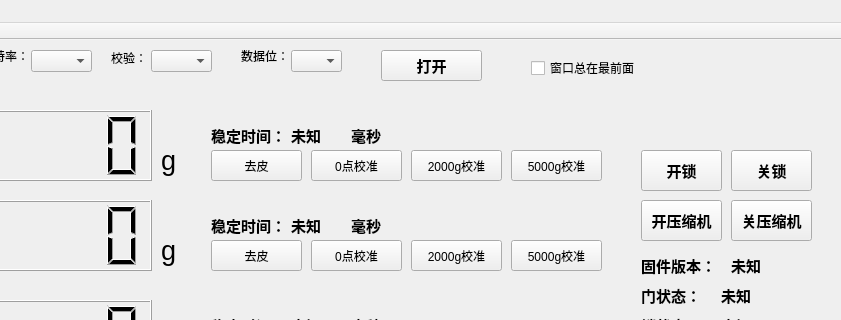
Before: the Qt Designer form iw_visual_terminal/mainwindow.ui in BobDeng1974/qt_iw_visual_terminal, drawn with Qt 5; both pictures show x 139 to 980 and y 0 to 320 of the 980 by 520 pixel window.
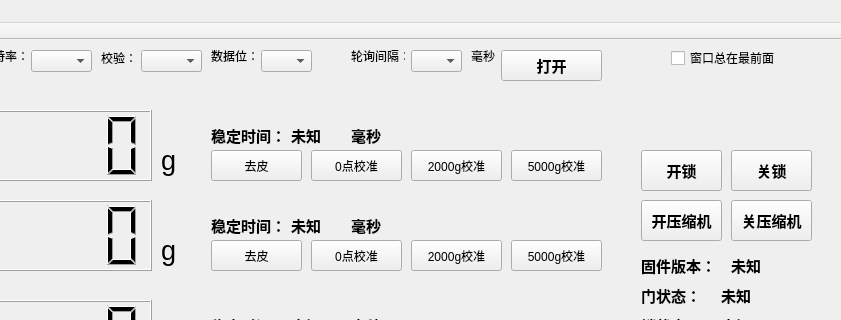
After: the same form once the commit is applied.

Commit message: 增加轮询时间下拉选项

What changed in the file:
```diff
--- a/iw_visual_terminal/mainwindow.ui
+++ b/iw_visual_terminal/mainwindow.ui
@@ -120,7 +120,7 @@
    <widget class="QLabel" name="label_3">
     <property name="geometry">
      <rect>
-      <x>250</x>
+      <x>240</x>
       <y>10</y>
       <width>41</width>
       <height>16</height>
@@ -133,7 +133,7 @@
    <widget class="QLabel" name="label_4">
     <property name="geometry">
      <rect>
-      <x>380</x>
+      <x>350</x>
       <y>10</y>
       <width>54</width>
       <height>12</height>
@@ -146,7 +146,7 @@
    <widget class="QPushButton" name="open_button">
     <property name="geometry">
      <rect>
-      <x>520</x>
+      <x>640</x>
       <y>10</y>
       <width>101</width>
       <height>31</height>
@@ -187,7 +187,7 @@
    <widget class="QComboBox" name="parity_list">
     <property name="geometry">
      <rect>
-      <x>290</x>
+      <x>280</x>
       <y>10</y>
       <width>61</width>
       <height>22</height>
@@ -197,7 +197,7 @@
    <widget class="QComboBox" name="data_bits_list">
     <property name="geometry">
      <rect>
-      <x>430</x>
+      <x>400</x>
       <y>10</y>
       <width>51</width>
       <height>22</height>
@@ -579,8 +579,8 @@
    <widget class="QCheckBox" name="all_on_top_check_button">
     <property name="geometry">
      <rect>
-      <x>670</x>
-      <y>20</y>
+      <x>810</x>
+      <y>10</y>
       <width>111</width>
       <height>16</height>
      </rect>
@@ -1213,6 +1213,42 @@
      <string>稳定时间：</string>
     </property>
    </widget>
+   <widget class="QLabel" name="label_25">
+    <property name="geometry">
+     <rect>
+      <x>490</x>
+      <y>10</y>
+      <width>54</width>
+      <height>12</height>
+     </rect>
+    </property>
+    <property name="text">
+     <string>轮询间隔：</string>
+    </property>
+   </widget>
+   <widget class="QComboBox" name="loop_interval_list">
+    <property name="geometry">
+     <rect>
+      <x>550</x>
+      <y>10</y>
+      <width>51</width>
+      <height>22</height>
+     </rect>
+    </property>
+   </widget>
+   <widget class="QLabel" name="label_26">
+    <property name="geometry">
+     <rect>
+      <x>610</x>
+      <y>10</y>
+      <width>54</width>
+      <height>12</height>
+     </rect>
+    </property>
+    <property name="text">
+     <string>毫秒</string>
+    </property>
+   </widget>
   </widget>
   <widget class="QToolBar" name="mainToolBar">
    <attribute name="toolBarArea">
```
Left out of the diff: 2 changed lines with no effect on the pictures. The commit also changes 2 other files.
